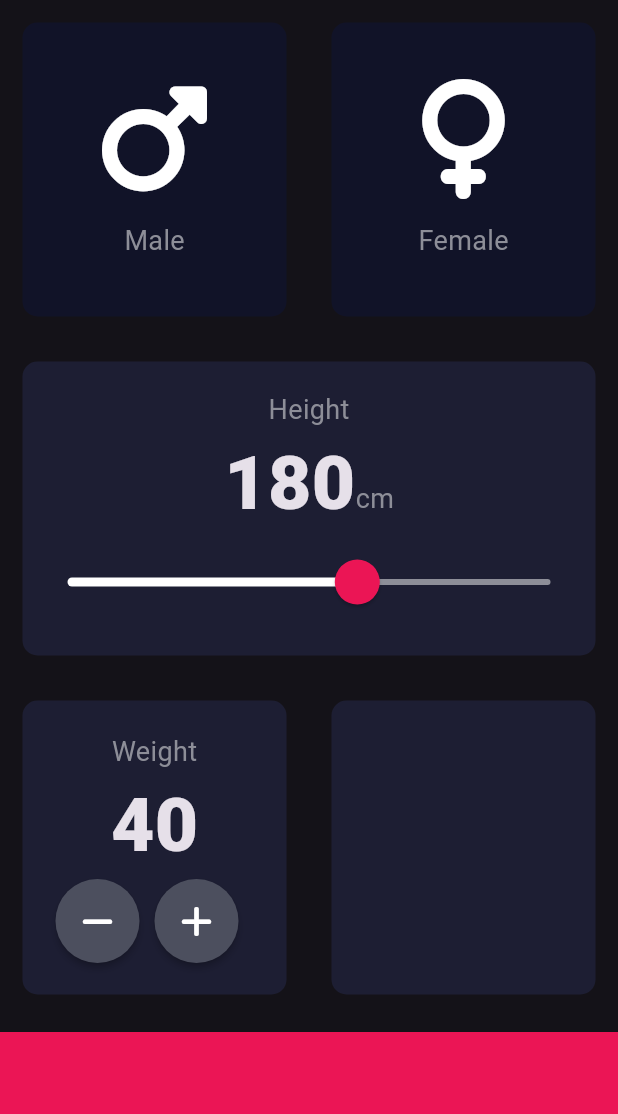
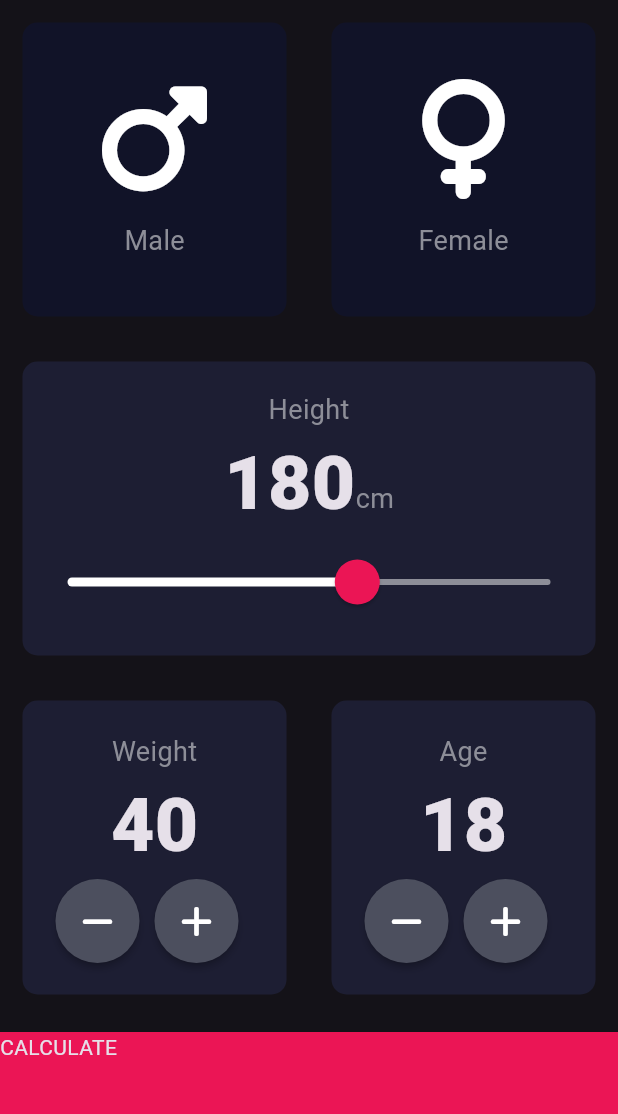
Before and after one commit to Bilaldev98/bmi_calculator, a Flutter app: the screen it shows after launch, on a phone screen of 412 x 824 dp, the part 84-1198 px from its top. Run offline on Flutter 3.47's test engine with Material 3 defaults, Android fonts, the phone set to English and light mode, and no system bars; our stand-ins replace font_awesome_flutter.

Commit message:
Initial commit

```diff
--- a/lib/main.dart
+++ b/lib/main.dart
@@ -1,15 +1,12 @@
 import 'package:bmi_calculator/constants.dart';
+import 'package:bmi_calculator/result_page.dart';
 import 'package:flutter/material.dart';
 import 'package:font_awesome_flutter/font_awesome_flutter.dart';
 import 'icon_content.dart';
 import 'reuseable_card.dart';
+import 'result_page.dart';
 
-
-
-enum Gender{
-  male,
-  female,
-}
+enum Gender { male, female }
 
 void main() => runApp(const BMICalculator());
 
@@ -33,15 +30,10 @@ class InputPage extends StatefulWidget {
 }
 
 class _InputPageState extends State<InputPage> {
-
-
-  Gender ? selectedGender;
+  Gender? selectedGender;
   int height = 180;
   int weight = 40;
-
-
-
-
+  int age = 18;
 
   @override
   Widget build(BuildContext context) {
@@ -61,46 +53,48 @@ class _InputPageState extends State<InputPage> {
           Expanded(
             child: Row(
               children: <Widget>[
-
                 Expanded(
                   child: GestureDetector(
-                    onTap: (){
+                    onTap: () {
                       setState(() {
                         selectedGender = Gender.male;
                       });
                     },
                     child: ReusableCard(
-                      onPress: (){
+                      onPress: () {
                         setState(() {
                           selectedGender = Gender.male;
                         });
                       },
-                      color: selectedGender == Gender.male ? kActiveCardColor : kInactiveCardColor,
-                      cardChild:IconContent(
+                      color: selectedGender == Gender.male
+                          ? kActiveCardColor
+                          : kInactiveCardColor,
+                      cardChild: IconContent(
                         icon: FontAwesomeIcons.mars,
                         label: 'Male',
-
                       ),
                     ),
                   ),
                 ),
                 Expanded(
                   child: GestureDetector(
-                    onTap: (){
+                    onTap: () {
                       setState(() {
                         selectedGender = Gender.female;
                       });
                     },
                     child: ReusableCard(
-                      onPress: (){
+                      onPress: () {
                         setState(() {
                           selectedGender = Gender.female;
                         });
                       },
-                      color: selectedGender == Gender.female ? kActiveCardColor : kInactiveCardColor,
+                      color: selectedGender == Gender.female
+                          ? kActiveCardColor
+                          : kInactiveCardColor,
                       cardChild: IconContent(
                         icon: FontAwesomeIcons.venus,
-                          label: 'Female'
+                        label: 'Female',
                       ), // Added to fix the error
                     ),
                   ),
@@ -114,23 +108,14 @@ class _InputPageState extends State<InputPage> {
               cardChild: Column(
                 mainAxisAlignment: MainAxisAlignment.center,
                 children: <Widget>[
-                  Text(
-                    'Height',
-                    style: kLabelTextStyle,
-                  ),
+                  Text('Height', style: kLabelTextStyle),
                   Row(
                     mainAxisAlignment: MainAxisAlignment.center,
                     crossAxisAlignment: CrossAxisAlignment.baseline,
                     textBaseline: TextBaseline.alphabetic,
                     children: <Widget>[
-                      Text(
-                        height.toString(),
-                        style: kNumberTextStyle,
-                      ),
-                      Text(
-                        'cm',
-                        style: kLabelTextStyle,
-                      ),
+                      Text(height.toString(), style: kNumberTextStyle),
+                      Text('cm', style: kLabelTextStyle),
                     ],
                   ),
                   SliderTheme(
@@ -138,9 +123,12 @@ class _InputPageState extends State<InputPage> {
                       thumbColor: Color(0xFFEB1555),
                       overlayColor: Color(0x29EB1555),
                       activeTrackColor: Colors.white,
-                      thumbShape: RoundSliderThumbShape(enabledThumbRadius: 15.0),
-                      overlayShape:
-                        RoundSliderOverlayShape(overlayRadius: 30.0),
+                      thumbShape: RoundSliderThumbShape(
+                        enabledThumbRadius: 15.0,
+                      ),
+                      overlayShape: RoundSliderOverlayShape(
+                        overlayRadius: 30.0,
+                      ),
                     ),
                     child: Slider(
                       value: height.toDouble(),
@@ -172,53 +160,96 @@ class _InputPageState extends State<InputPage> {
                     cardChild: Column(
                       mainAxisAlignment: MainAxisAlignment.center,
                       crossAxisAlignment: CrossAxisAlignment.center,
-                      children:<Widget> [
-                        Text(
-                            'Weight',
-                          style: kLabelTextStyle,
-                        ),
-                        Text(
-                            weight.toString(),
-                          style: kNumberTextStyle,
-                        ),
+                      children: <Widget>[
+                        Text('Weight', style: kLabelTextStyle),
+                        Text(weight.toString(), style: kNumberTextStyle),
 
                         Row(
                           mainAxisAlignment: MainAxisAlignment.center,
                           children: <Widget>[
-                            RoundIconButton(icon: FontAwesomeIcons.minus,),
-                            SizedBox(
-                              width: 10.0,
+                            RoundIconButton(
+                              icon: FontAwesomeIcons.minus,
+
+                              onPressed: () {
+                                setState(() {
+                                  weight--;
+                                });
+                              },
                             ),
-
-                            RoundIconButton(icon: FontAwesomeIcons.plus,),
-                            SizedBox(
-                              width: 10.0,
+                            SizedBox(width: 10.0),
+                            RoundIconButton(
+                              icon: FontAwesomeIcons.plus,
+                              onPressed: () {
+                                setState(() {
+                                  weight++;
+                                });
+                              },
                             ),
-
-                          ],
-                        )
+                            SizedBox(width: 10.0),
                           ],
                         ),
-                    onPress: (){
-                    },
+                      ],
+                    ),
+                    onPress: () {},
                   ),
                 ),
                 Expanded(
                   child: ReusableCard(
                     color: kActiveCardColor,
-                    cardChild: Container(),
-                    onPress: (){
+                    cardChild: Column(
+                      mainAxisAlignment: MainAxisAlignment.center,
+                      crossAxisAlignment: CrossAxisAlignment.center,
+                      children: <Widget>[
+                        Text('Age', style: kLabelTextStyle),
+                        Text(age.toString(), style: kNumberTextStyle),
+                        Row(
+                          mainAxisAlignment: MainAxisAlignment.center,
+                          children: <Widget>[
+                            RoundIconButton(
+                              icon: FontAwesomeIcons.minus,
+
+                              onPressed: () {
+                                setState(() {
+                                  age--;
+                                });
                               },
+                            ),
+                            SizedBox(width: 10.0),
+                            RoundIconButton(
+                              icon: FontAwesomeIcons.plus,
+                              onPressed: () {
+                                setState(() {
+                                  age++;
+                                });
+                              },
+                            ),
+                            SizedBox(width: 10.0),
+                          ],
+                        ),
+                      ],
+                    ),
+                    onPress: () {},
                   ),
                 ),
               ],
             ),
           ),
-          Container(
+          GestureDetector(
+            onTap: () {
+              Navigator.push(
+                context,
+                MaterialPageRoute(builder: (context) => ResultsPage()),
+              );
+            },
+            child: Container(
+
               color: kBottomContainerColor,
               margin: EdgeInsets.only(top: 10.0),
               width: double.infinity,
               height: kBottomContainerHeight,
+
+              child: Text('CALCULATE'),
+            ),
           ),
         ],
       ),
@@ -226,22 +257,23 @@ class _InputPageState extends State<InputPage> {
   }
 }
 
-
 class RoundIconButton extends StatelessWidget {
-  const RoundIconButton({super.key, required this.icon});
+  const RoundIconButton({
+    super.key,
+    required this.icon,
+    required this.onPressed,
+  });
 
   final IconData icon;
+  final VoidCallback onPressed;
   @override
   Widget build(BuildContext context) {
     return RawMaterialButton(
       elevation: 2.0,
       shape: CircleBorder(),
       fillColor: Color(0xFF4C4F5E),
-      constraints: BoxConstraints.tightFor(
-        width: 56.0,
-        height: 56.0,
-      ),
-      onPressed: () {  },
+      constraints: BoxConstraints.tightFor(width: 56.0, height: 56.0),
+      onPressed: onPressed,
       child: Icon(icon),
     );
   }
```
Also changed, not shown: lib/result_page.dart (added, +15 -0 lines). Lines whose indentation alone changed are shown as unchanged.
